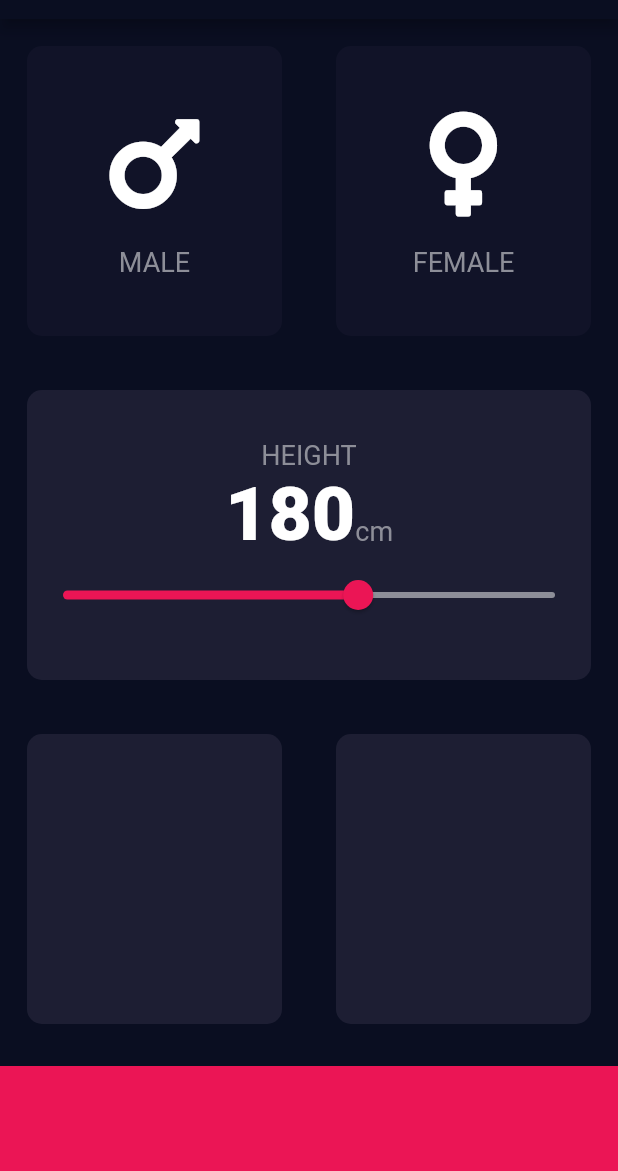
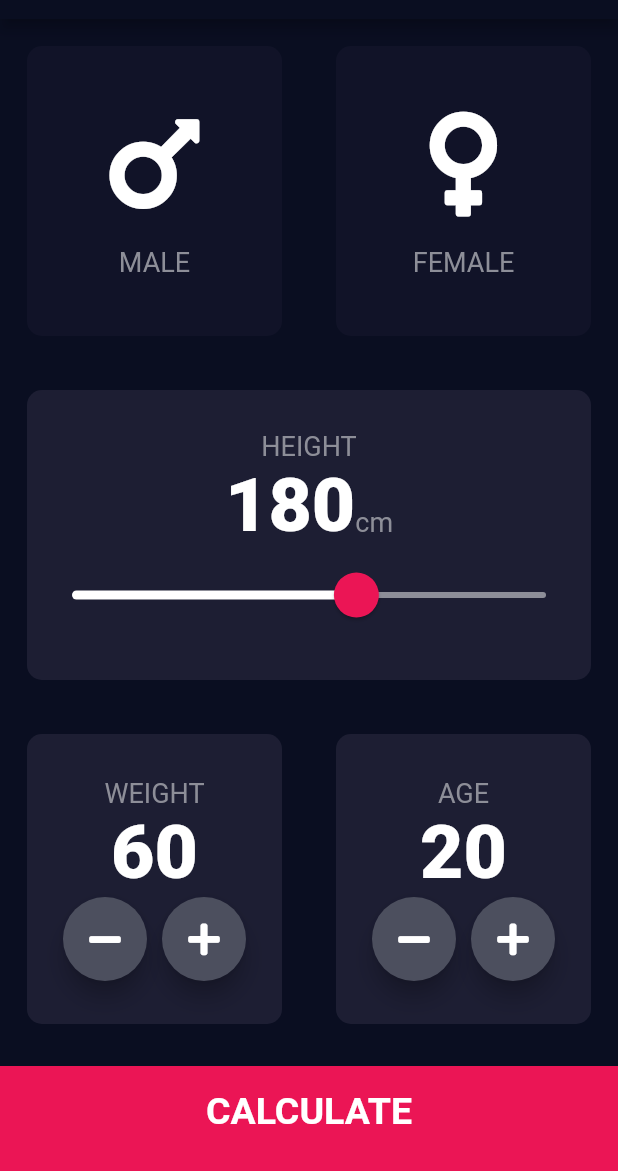
Before and after one commit to jainpunit7000/flutter-BMI, a Flutter app: the screen it shows after launch, on a phone screen of 412 x 824 dp, the part 65-1236 px from its top. Run offline on Flutter 3.47's test engine with Material 2 defaults, Android fonts, the phone set to English and light mode, and no system bars; our stand-ins replace font_awesome_flutter.

Commit message:
Almost Done

```diff
--- /dev/null
+++ b/lib/calculate_bmi.dart
@@ -0,0 +1,30 @@
+import 'dart:math';
+
+class CalculateBMI {
+  CalculateBMI({this.weight, this.height});
+  final int weight;
+  final int height;
+  double _bmi;
+  String calcBMI() {
+    _bmi = weight / pow(height / 100, 2);
+    return _bmi.toStringAsFixed(1);
+  }
+
+  String calcRES() {
+    if (_bmi >= 25)
+      return "OVER-WEIGHT";
+    else if (_bmi >= 18.5)
+      return "NORMAL";
+    else
+      return "UNDER-WEIGHT";
+  }
+
+  String calcINTER() {
+    if (_bmi >= 25)
+      return "You have a higher than normal body weight. Try to Exercise.";
+    else if (_bmi >= 18.5)
+      return "You have a normal body weight. Keep it up!";
+    else
+      return "You have a lower than normal body weight. You should eat more.";
+  }
+}
--- /dev/null
+++ b/lib/components/bottomButton.dart
@@ -0,0 +1,29 @@
+import 'package:flutter/material.dart';
+import '../constants.dart';
+
+class BottomButton extends StatelessWidget {
+  BottomButton({this.onTap, this.buttonTitle});
+  final Function onTap;
+  final String buttonTitle;
+  @override
+  Widget build(BuildContext context) {
+    return GestureDetector(
+      onTap: () {
+        onTap();
+      },
+      child: Container(
+        padding: EdgeInsets.only(bottom: 10.0),
+        child: Center(
+          child: Text(
+            buttonTitle,
+            style: klargeButton,
+          ),
+        ),
+        color: Color(0xFFEB1555),
+        margin: EdgeInsets.only(top: 10.0),
+        width: double.infinity,
+        height: 70.0,
+      ),
+    );
+  }
+}
--- a/lib/genderColumn.dart
+++ b/lib/components/genderColumn.dart
@@ -1,5 +1,4 @@
 import 'package:flutter/material.dart';
-import 'package:font_awesome_flutter/font_awesome_flutter.dart';
 
 class genderColumn extends StatelessWidget {
   genderColumn({this.icon, this.type});
--- a/lib/reusableCard.dart
+++ b/lib/components/reusableCard.dart
@@ -1,5 +1,4 @@
 import 'package:flutter/material.dart';
-import 'package:font_awesome_flutter/font_awesome_flutter.dart';
 
 class ReuseableCard extends StatelessWidget {
   //used for animations
--- /dev/null
+++ b/lib/components/roundIconButton.dart
@@ -0,0 +1,23 @@
+import 'package:flutter/material.dart';
+
+class RoundIconButton extends StatelessWidget {
+  RoundIconButton({@required this.icon, @required this.onPressed});
+  final IconData icon;
+  final Function onPressed;
+  @override
+  Widget build(BuildContext context) {
+    return RawMaterialButton(
+      child: Icon(icon),
+      onPressed: () {
+        onPressed();
+      },
+      elevation: 6.0,
+      shape: CircleBorder(),
+      fillColor: Color(0xFF4C4F5E),
+      constraints: BoxConstraints.tightFor(
+        width: 56.0,
+        height: 56.0,
+      ),
+    );
+  }
+}
--- a/lib/input_page.dart
+++ /dev/null
@@ -1,125 +0,0 @@
-import 'package:flutter/material.dart';
-import 'package:font_awesome_flutter/font_awesome_flutter.dart';
-import 'reusableCard.dart';
-import 'genderColumn.dart';
-import 'constants.dart';
-
-class InputPage extends StatefulWidget {
-  @override
-  _InputPageState createState() => _InputPageState();
-}
-
-class _InputPageState extends State<InputPage> {
-  String selectedGender = "";
-  int height = 180;
-  @override
-  Widget build(BuildContext context) {
-    return Scaffold(
-      appBar: AppBar(
-        title: Text('BMI CALCULATOR'),
-      ),
-      body: Column(
-        crossAxisAlignment: CrossAxisAlignment.stretch,
-        children: <Widget>[
-          Expanded(
-            child: Row(
-              children: <Widget>[
-                Expanded(
-                  child: GestureDetector(
-                    onTap: () {
-                      setState(() {
-                        selectedGender = "M";
-                      });
-                    },
-                    child: ReuseableCard(
-                      color: selectedGender == "M"
-                          ? kactiveCardColor
-                          : kinactiveCardColor,
-                      cardChild: genderColumn(
-                          icon: FontAwesomeIcons.mars, type: "MALE"),
-                    ),
-                  ),
-                ),
-                Expanded(
-                  child: GestureDetector(
-                    onTap: () {
-                      setState(() {
-                        selectedGender = "F";
-                      });
-                    },
-                    child: ReuseableCard(
-                      color: selectedGender == "F"
-                          ? kactiveCardColor
-                          : kinactiveCardColor,
-                      cardChild: genderColumn(
-                          icon: FontAwesomeIcons.venus, type: "FEMALE"),
-                    ),
-                  ),
-                ),
-              ],
-            ),
-          ),
-          Expanded(
-            child: ReuseableCard(
-              color: Color(0xFF1D1E33),
-              cardChild: Column(
-                mainAxisAlignment: MainAxisAlignment.center,
-                children: <Widget>[
-                  Text(
-                    "HEIGHT",
-                    style: kLabelTextStyle,
-                  ),
-                  Row(
-                    mainAxisAlignment: MainAxisAlignment.center,
-                    crossAxisAlignment: CrossAxisAlignment.baseline,
-                    textBaseline: TextBaseline.alphabetic,
-                    children: <Widget>[
-                      Text(
-                        height.toString(),
-                        style: kNumberTextStyle,
-                      ),
-                      Text(
-                        "cm",
-                        style: kLabelTextStyle,
-                      ),
-                    ],
-                  ),
-                  Slider(
-                    value: height.toDouble(),
-                    min: 120.0,
-                    max: 220.0,
-                    activeColor: Color(0xFFEB1555),
-                    inactiveColor: Color(0xFF8D8E98),
-                    onChanged: (double newValue) {
-                      setState(() {
-                        height = newValue.round();
-                      });
-                    },
-                  ),
-                ],
-              ),
-            ),
-          ),
-          Expanded(
-            child: Row(
-              children: <Widget>[
-                Expanded(
-                  child: ReuseableCard(color: Color(0xFF1D1E33)),
-                ),
-                Expanded(
-                  child: ReuseableCard(color: Color(0xFF1D1E33)),
-                ),
-              ],
-            ),
-          ),
-          Container(
-            color: Color(0xFFEB1555),
-            margin: EdgeInsets.only(top: 10.0),
-            width: double.infinity,
-            height: 70.0,
-          ),
-        ],
-      ),
-    );
-  }
-}
--- a/lib/main.dart
+++ b/lib/main.dart
@@ -1,5 +1,5 @@
 import 'package:flutter/material.dart';
-import 'input_page.dart';
+import 'screens/input_page.dart';
 
 void main() => runApp(BMICalculator());
 
--- /dev/null
+++ b/lib/screens/input_page.dart
@@ -0,0 +1,233 @@
+import 'package:flutter/material.dart';
+import 'package:font_awesome_flutter/font_awesome_flutter.dart';
+import '../components/reusableCard.dart';
+import '../components/genderColumn.dart';
+import '../constants.dart';
+import 'result_page.dart';
+import '../components/bottomButton.dart';
+import '../components/roundIconButton.dart';
+import '../calculate_bmi.dart';
+
+class InputPage extends StatefulWidget {
+  @override
+  _InputPageState createState() => _InputPageState();
+}
+
+class _InputPageState extends State<InputPage> {
+  String selectedGender = "";
+  int height = 180;
+  int weight = 60;
+  int age = 20;
+  @override
+  Widget build(BuildContext context) {
+    return Scaffold(
+      appBar: AppBar(
+        title: Text('BMI CALCULATOR'),
+      ),
+      body: Column(
+        crossAxisAlignment: CrossAxisAlignment.stretch,
+        children: <Widget>[
+          Expanded(
+            child: Row(
+              children: <Widget>[
+                Expanded(
+                  child: GestureDetector(
+                    onTap: () {
+                      setState(() {
+                        selectedGender = "M";
+                      });
+                    },
+                    child: ReuseableCard(
+                      color: selectedGender == "M"
+                          ? kactiveCardColor
+                          : kinactiveCardColor,
+                      cardChild: genderColumn(
+                          icon: FontAwesomeIcons.mars, type: "MALE"),
+                    ),
+                  ),
+                ),
+                Expanded(
+                  child: GestureDetector(
+                    onTap: () {
+                      setState(() {
+                        selectedGender = "F";
+                      });
+                    },
+                    child: ReuseableCard(
+                      color: selectedGender == "F"
+                          ? kactiveCardColor
+                          : kinactiveCardColor,
+                      cardChild: genderColumn(
+                          icon: FontAwesomeIcons.venus, type: "FEMALE"),
+                    ),
+                  ),
+                ),
+              ],
+            ),
+          ),
+          Expanded(
+            child: ReuseableCard(
+              color: Color(0xFF1D1E33),
+              cardChild: Column(
+                mainAxisAlignment: MainAxisAlignment.center,
+                children: <Widget>[
+                  Text(
+                    "HEIGHT",
+                    style: kLabelTextStyle,
+                  ),
+                  Row(
+                    mainAxisAlignment: MainAxisAlignment.center,
+                    crossAxisAlignment: CrossAxisAlignment.baseline,
+                    textBaseline: TextBaseline.alphabetic,
+                    children: <Widget>[
+                      Text(
+                        height.toString(),
+                        style: kNumberTextStyle,
+                      ),
+                      Text(
+                        "cm",
+                        style: kLabelTextStyle,
+                      ),
+                    ],
+                  ),
+                  SliderTheme(
+                    data: SliderTheme.of(context).copyWith(
+                      thumbShape:
+                          RoundSliderThumbShape(enabledThumbRadius: 15.0),
+                      overlayShape:
+                          RoundSliderOverlayShape(overlayRadius: 30.0),
+                      activeTrackColor: Colors.white,
+                      thumbColor: Color(0xFFEB1555),
+                      overlayColor: Color(0x29EB1555),
+                      inactiveTrackColor: Color(0xFF8D8E98),
+                    ),
+                    child: Slider(
+                      value: height.toDouble(),
+                      min: 120.0,
+                      max: 220.0,
+                      onChanged: (double newValue) {
+                        setState(() {
+                          height = newValue.round();
+                        });
+                      },
+                    ),
+                  ),
+                ],
+              ),
+            ),
+          ),
+          Expanded(
+            child: Row(
+              children: <Widget>[
+                Expanded(
+                  child: ReuseableCard(
+                    color: Color(0xFF1D1E33),
+                    cardChild: Column(
+                      mainAxisAlignment: MainAxisAlignment.center,
+                      children: <Widget>[
+                        Text(
+                          "WEIGHT",
+                          style: kLabelTextStyle,
+                        ),
+                        Text(
+                          weight.toString(),
+                          style: kNumberTextStyle,
+                        ),
+                        Row(
+                          mainAxisAlignment: MainAxisAlignment.center,
+                          children: <Widget>[
+                            RoundIconButton(
+                              icon: FontAwesomeIcons.minus,
+                              onPressed: () {
+                                if (weight > 1) {
+                                  setState(() {
+                                    weight--;
+                                  });
+                                }
+                              },
+                            ),
+                            SizedBox(
+                              width: 10.0,
+                            ),
+                            RoundIconButton(
+                              icon: FontAwesomeIcons.plus,
+                              onPressed: () {
+                                setState(() {
+                                  weight++;
+                                });
+                              },
+                            ),
+                          ],
+                        ),
+                      ],
+                    ),
+                  ),
+                ),
+                Expanded(
+                  child: ReuseableCard(
+                    color: Color(0xFF1D1E33),
+                    cardChild: Column(
+                      mainAxisAlignment: MainAxisAlignment.center,
+                      children: <Widget>[
+                        Text(
+                          "AGE",
+                          style: kLabelTextStyle,
+                        ),
+                        Text(
+                          age.toString(),
+                          style: kNumberTextStyle,
+                        ),
+                        Row(
+                          mainAxisAlignment: MainAxisAlignment.center,
+                          children: <Widget>[
+                            RoundIconButton(
+                              icon: FontAwesomeIcons.minus,
+                              onPressed: () {
+                                if (age > 1) {
+                                  setState(() {
+                                    age--;
+                                  });
+                                }
+                              },
+                            ),
+                            SizedBox(
+                              width: 10.0,
+                            ),
+                            RoundIconButton(
+                              icon: FontAwesomeIcons.plus,
+                              onPressed: () {
+                                setState(() {
+                                  age++;
+                                });
+                              },
+                            ),
+                          ],
+                        ),
+                      ],
+                    ),
+                  ),
+                ),
+              ],
+            ),
+          ),
+          BottomButton(
+            onTap: () {
+              CalculateBMI calc = CalculateBMI(weight: weight, height: height);
+              Navigator.push(
+                context,
+                MaterialPageRoute(
+                  builder: (context) => ResultPage(
+                    bmi: calc.calcBMI(),
+                    res: calc.calcRES(),
+                    inter: calc.calcINTER(),
+                  ),
+                ),
+              );
+            },
+            buttonTitle: "CALCULATE",
+          ),
+        ],
+      ),
+    );
+  }
+}
```
Also changed, not shown: lib/constants.dart (+25 -0 lines), lib/screens/result_page.dart (added, +60 -0 lines).
